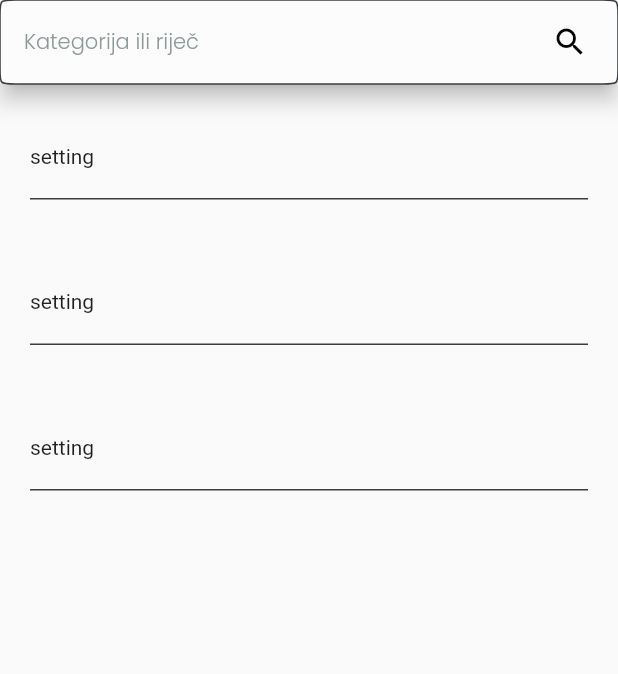
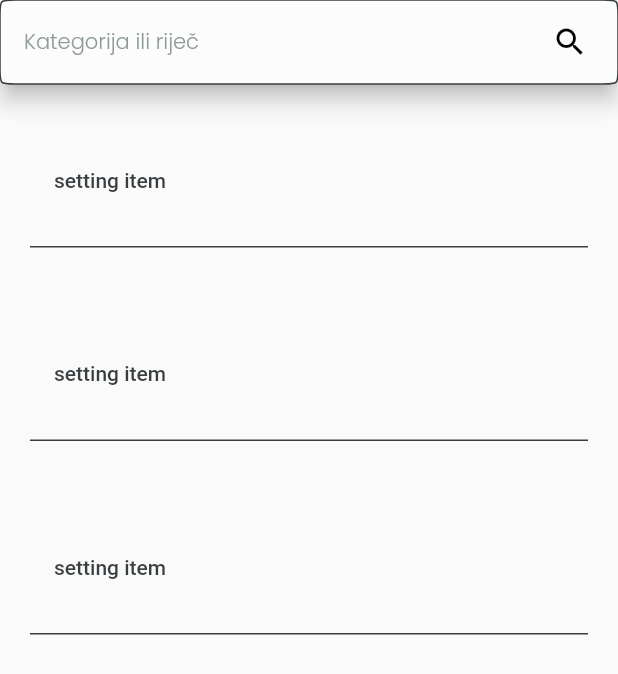
Before and after one commit to rania-w/SDP-AAC, a Flutter app: the Settings screen opened by its route, on a phone screen of 412 x 824 dp. Shown: the top 674 px of the screen. Run offline on Flutter 3.47's test engine with Material 2 defaults, Android fonts, the phone set to English and light mode, and no system bars; our stand-ins replace responsive_grid.

Commit message:
settings item to button & ud button

```diff
--- a/lib/components/settings_item.dart
+++ b/lib/components/settings_item.dart
@@ -1,4 +1,4 @@
-import 'package:aac/components/cards/row_card.dart';
+// ignore_for_file: prefer_const_constructors
 import 'package:flutter/material.dart';
 
 class SettingsItem extends StatefulWidget {
@@ -22,8 +22,26 @@ class _SettingsItemState extends State<SettingsItem> {
         ),
         child: Padding(
             padding: EdgeInsets.fromLTRB(0, 20, 0, 20),
-          child: Text("setting")
+            child: ElevatedButton(
+              onPressed: () {
+                Navigator.pushNamed(context, '/ud_categories');
+              },
+              style: ButtonStyle(
+                  backgroundColor: MaterialStateProperty.resolveWith((states) =>
+                      states.contains(MaterialState.pressed)
+                          ? Color(0xffffffff).withOpacity(0)
+                          : Color(0xffffffff).withOpacity(0)),
+                  shadowColor: MaterialStateProperty.resolveWith((states) =>
+                      states.contains(MaterialState.pressed)
+                          ? Color(0xff9ead7f).withOpacity(0)
+                          : Color(0xffc1ccac).withOpacity(0))),
+              child: Align(
+                alignment: Alignment.centerLeft,
+                child: Text(
+                  "setting item",
+                  style: TextStyle(color: Color(0xff393E41)),
                 ),
-    );
+              ),
+            )));
   }
 }
```
Also changed, not shown: lib/components/cards/cat_card.dart (+7 -9 lines), lib/components/cards/ud_settings_item.dart (added, +52 -0 lines), lib/components/u_button.dart (+9 -8 lines). Lines whose indentation alone changed are shown as unchanged.
